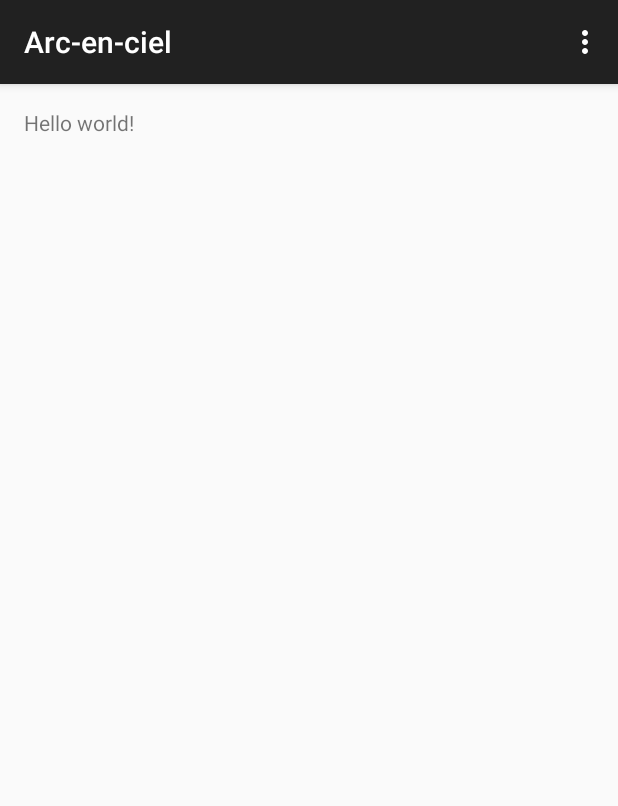
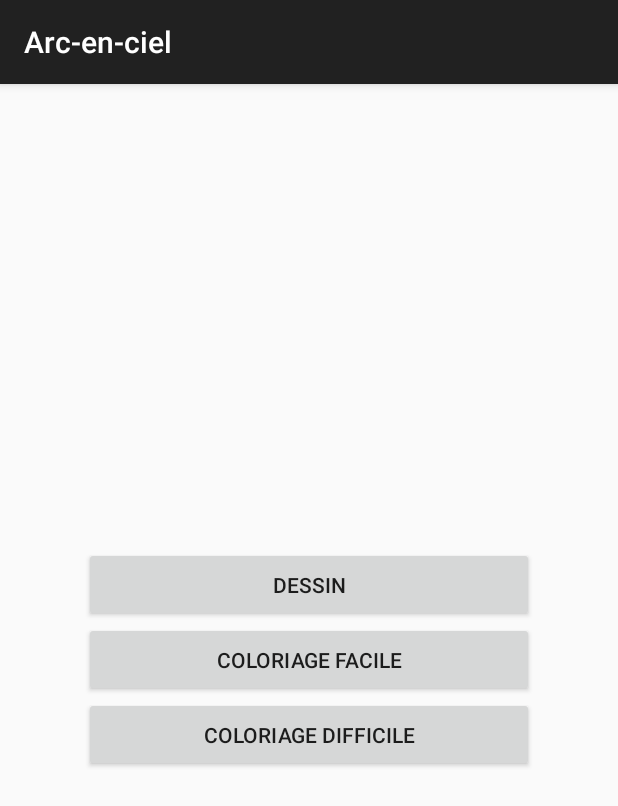
Before and after one commit to FailleurFox/Arc-en-ciel, an Android app: the screen it shows after launch (LevelSelectorActivity), on a phone screen of 412 x 824 dp. Shown: the top 806 px of the screen. Run offline under Robolectric (Android 15) with nearby library versions, the phone set to English and light mode, and no system bars.

Commit message:
Boutons du menu principal

```diff
--- a/app/src/main/java/fr/polytech/si5/arc_en_ciel/LevelSelectorActivity.java
+++ b/app/src/main/java/fr/polytech/si5/arc_en_ciel/LevelSelectorActivity.java
@@ -13,27 +13,4 @@ public class LevelSelectorActivity extends ActionBarActivity {
         super.onCreate(savedInstanceState);
         setContentView(R.layout.activity_level_selector);
     }
-
-
-    @Override
-    public boolean onCreateOptionsMenu(Menu menu) {
-        // Inflate the menu; this adds items to the action bar if it is present.
-        getMenuInflater().inflate(R.menu.menu_level_selector, menu);
-        return true;
-    }
-
-    @Override
-    public boolean onOptionsItemSelected(MenuItem item) {
-        // Handle action bar item clicks here. The action bar will
-        // automatically handle clicks on the Home/Up button, so long
-        // as you specify a parent activity in AndroidManifest.xml.
-        int id = item.getItemId();
-
-        //noinspection SimplifiableIfStatement
-        if (id == R.id.action_settings) {
-            return true;
-        }
-
-        return super.onOptionsItemSelected(item);
-    }
 }
--- a/app/src/main/res/layout/activity_level_selector.xml
+++ b/app/src/main/res/layout/activity_level_selector.xml
@@ -1,11 +1,25 @@
 <RelativeLayout xmlns:android="http://schemas.android.com/apk/res/android"
     xmlns:tools="http://schemas.android.com/tools" android:layout_width="match_parent"
-    android:layout_height="match_parent" android:paddingLeft="@dimen/activity_horizontal_margin"
-    android:paddingRight="@dimen/activity_horizontal_margin"
-    android:paddingTop="@dimen/activity_vertical_margin"
-    android:paddingBottom="@dimen/activity_vertical_margin" tools:context=".LevelSelectorActivity">
+    android:layout_height="match_parent"
+    tools:context=".LevelSelectorActivity">
+    <LinearLayout
+        android:orientation="vertical"
+        android:layout_width="300dp"
+        android:layout_height="wrap_content"
+        android:layout_centerInParent="true">
+        <Button
+            android:layout_width="match_parent"
+            android:layout_height="50dp"
+            android:text="Dessin"/>
+        <Button
+            android:layout_width="match_parent"
+            android:layout_height="50dp"
+            android:text="Coloriage facile"/>
+        <Button
+            android:layout_width="match_parent"
+            android:layout_height="50dp"
+            android:text="Coloriage difficile"/>
 
-    <TextView android:text="@string/hello_world" android:layout_width="wrap_content"
-        android:layout_height="wrap_content" />
+    </LinearLayout>
 
 </RelativeLayout>
--- a/app/src/main/res/menu/menu_level_selector.xml
+++ /dev/null
@@ -1,6 +0,0 @@
-<menu xmlns:android="http://schemas.android.com/apk/res/android"
-    xmlns:app="http://schemas.android.com/apk/res-auto"
-    xmlns:tools="http://schemas.android.com/tools" tools:context=".LevelSelectorActivity">
-    <item android:id="@+id/action_settings" android:title="@string/action_settings"
-        android:orderInCategory="100" app:showAsAction="never" />
-</menu>
--- a/app/src/main/res/values-w820dp/dimens.xml
+++ /dev/null
@@ -1,6 +0,0 @@
-<resources>
-    <!-- Example customization of dimensions originally defined in res/values/dimens.xml
-         (such as screen margins) for screens with more than 820dp of available width. This
-         would include 7" and 10" devices in landscape (~960dp and ~1280dp respectively). -->
-    <dimen name="activity_horizontal_margin">64dp</dimen>
-</resources>
--- a/app/src/main/res/values/dimens.xml
+++ /dev/null
@@ -1,5 +0,0 @@
-<resources>
-    <!-- Default screen margins, per the Android Design guidelines. -->
-    <dimen name="activity_horizontal_margin">16dp</dimen>
-    <dimen name="activity_vertical_margin">16dp</dimen>
-</resources>
--- a/app/src/main/res/values/strings.xml
+++ b/app/src/main/res/values/strings.xml
@@ -2,7 +2,5 @@
 <resources>
 
     <string name="app_name">Arc-en-ciel</string>
-    <string name="hello_world">Hello world!</string>
-    <string name="action_settings">Settings</string>
 
 </resources>
```
Also changed, not shown: 1 other file.
